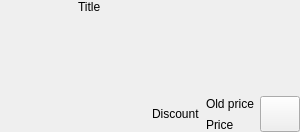
This is widgets/storelistitem.ui in pamugk/nebulae-qt as Qt 5 draws it before an edit. The edited form follows.
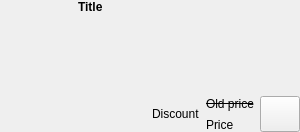
This is the edited form. Icons and pictures are not drawn.

The edit to the form file:
```diff
--- a/widgets/storelistitem.ui
+++ b/widgets/storelistitem.ui
@@ -11,7 +11,7 @@
    </rect>
   </property>
   <property name="sizePolicy">
-   <sizepolicy hsizetype="Fixed" vsizetype="Preferred">
+   <sizepolicy hsizetype="Preferred" vsizetype="Fixed">
     <horstretch>0</horstretch>
     <verstretch>0</verstretch>
    </sizepolicy>
@@ -60,6 +60,11 @@
    </item>
    <item row="2" column="3">
     <widget class="QLabel" name="oldPriceLabel">
+     <property name="font">
+      <font>
+       <strikeout>true</strikeout>
+      </font>
+     </property>
      <property name="text">
       <string>Old price</string>
      </property>
@@ -115,14 +120,19 @@
      </property>
      <property name="sizeHint" stdset="0">
       <size>
-       <width>20</width>
-       <height>40</height>
+       <width>0</width>
+       <height>0</height>
       </size>
      </property>
     </spacer>
    </item>
    <item row="0" column="1" colspan="4">
     <widget class="QLabel" name="titleLabel">
+     <property name="font">
+      <font>
+       <bold>true</bold>
+      </font>
+     </property>
      <property name="text">
       <string>Title</string>
      </property>
```
Left out of the diff: 14 changed lines with no effect on the pictures.
